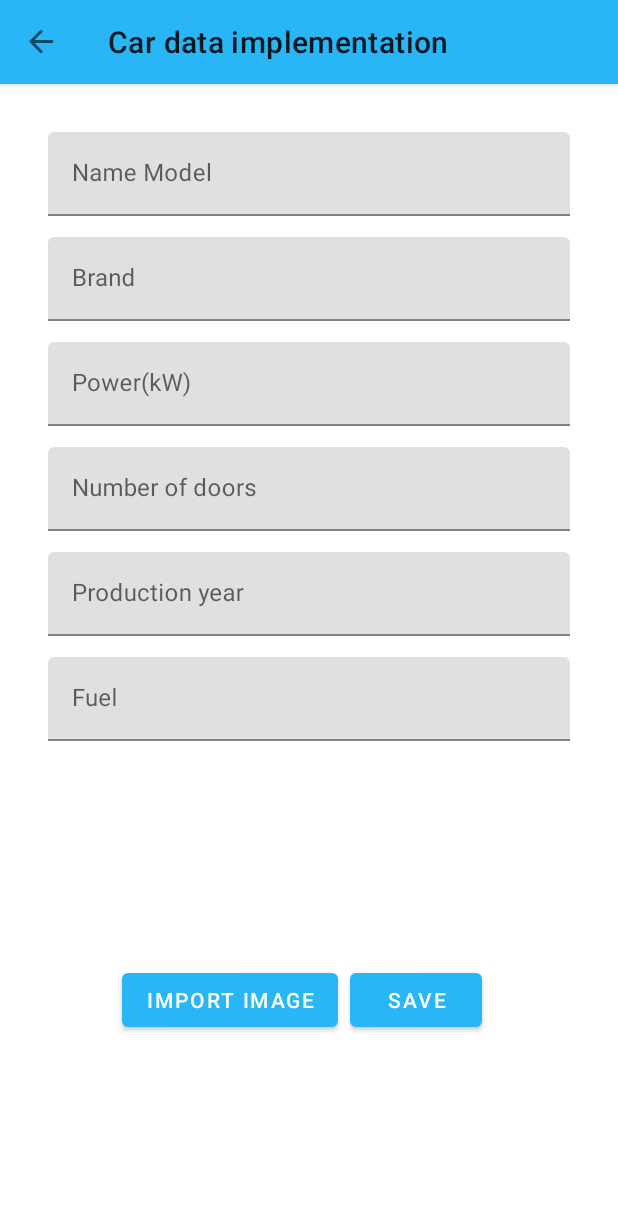
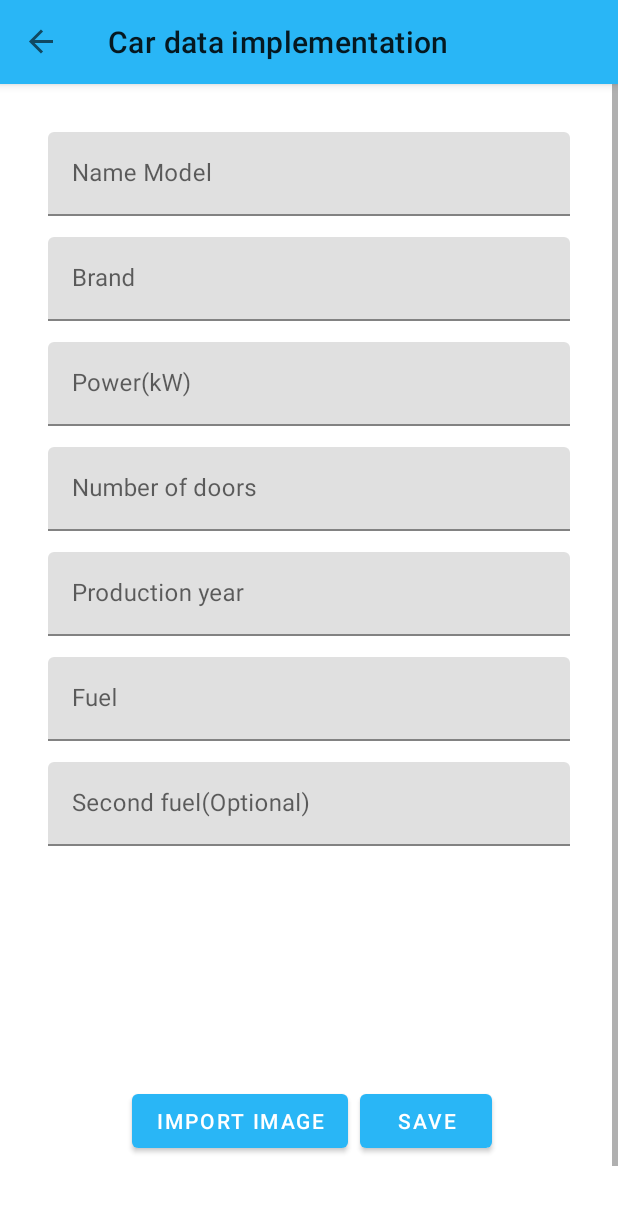
Before and after one commit to Apocalixs-Nick/MyCar, an Android app: the screen it shows after launch (MainActivity), after a tap on an icon or button, on a phone screen of 412 x 824 dp. Shown: the top 1205 px of the screen. Run offline under Robolectric (Android 15) with nearby library versions, the phone set to English and light mode, and no system bars; our stand-ins replace Room's generated code, navigation-ui.

Commit message:
Adding the second option of the car fuel, it is optional

```diff
--- a/app/src/main/java/com/example/mycar/model/MyCar.kt
+++ b/app/src/main/java/com/example/mycar/model/MyCar.kt
@@ -18,6 +18,8 @@ data class MyCar (
     val numberDoors: Int,
     @ColumnInfo(name = "fuel")
     val fuel: String,
+    @ColumnInfo(name = "second_fuel")
+    val secondFuel: String?,
     @ColumnInfo(name = "production_year")
     val productionYear: Int,
     @ColumnInfo(name = "image", typeAffinity = ColumnInfo.BLOB)
--- a/app/src/main/java/com/example/mycar/ui/adapter/CarListAdapter.kt
+++ b/app/src/main/java/com/example/mycar/ui/adapter/CarListAdapter.kt
@@ -38,7 +38,7 @@ class CarListAdapter(private val clickListener: (MyCar) -> Unit) :
                 brandCar.text = car.brand
                 yearCar.text = car.productionYear.toString()
                 fuelCar.text = car.fuel
-                powerCar.text = car.power.toString()
+                powerCar.text = car.power.toString() + " kW"
             }
             /*binding.car = car
             binding.executePendingBindings()*/
--- a/app/src/main/java/com/example/mycar/ui/viewmodel/CarViewModel.kt
+++ b/app/src/main/java/com/example/mycar/ui/viewmodel/CarViewModel.kt
@@ -46,6 +46,7 @@ class CarViewModel(private val myCarDao: MyCarDao) : ViewModel() {
         brand: String,
         power: String,
         fuel: String,
+        secondFuel: String?,
         numberDoors: String,
         productionYear: String,
         image: Bitmap
@@ -56,6 +57,7 @@ class CarViewModel(private val myCarDao: MyCarDao) : ViewModel() {
             brand = brand,
             power = power.toInt(),
             fuel = fuel,
+            secondFuel = secondFuel,
             image = image.toByteArray(),
             numberDoors = numberDoors.toInt(),
             productionYear = productionYear.toInt()
@@ -70,6 +72,14 @@ class CarViewModel(private val myCarDao: MyCarDao) : ViewModel() {
         }
     }
 
+     fun controlFuel(car: MyCar): Boolean {
+
+        if (car.fuel != car.secondFuel) {
+            return true
+        }
+        return false
+    }
+
     /**
      * Function for update a car
      */
@@ -79,6 +89,7 @@ class CarViewModel(private val myCarDao: MyCarDao) : ViewModel() {
         brand: String,
         power: String,
         fuel: String,
+        secondFuel: String?,
         numberDoors: String,
         productionYear: String,
         image: Bitmap
@@ -90,6 +101,7 @@ class CarViewModel(private val myCarDao: MyCarDao) : ViewModel() {
             brand = brand,
             power = power.toInt(),
             fuel = fuel,
+            secondFuel = secondFuel,
             numberDoors = numberDoors.toInt(),
             productionYear = productionYear.toInt(),
             image = image.toByteArray()
--- a/app/src/main/res/layout/fragment_add_car.xml
+++ b/app/src/main/res/layout/fragment_add_car.xml
@@ -110,6 +110,23 @@
 
     </com.google.android.material.textfield.TextInputLayout>
 
+    <com.google.android.material.textfield.TextInputLayout
+        android:id="@+id/second_fuel_car_label"
+        android:layout_width="match_parent"
+        android:layout_height="match_parent"
+        android:hint="@string/second_fuel"
+        android:layout_marginTop="420dp"
+        app:layout_constraintStart_toStartOf="parent"
+        app:layout_constraintTop_toBottomOf="parent">
+
+        <com.google.android.material.textfield.TextInputEditText
+            android:id="@+id/second_fuel_car_input"
+            android:layout_width="match_parent"
+            android:layout_height="wrap_content"
+            android:inputType="textAutoComplete" />
+
+    </com.google.android.material.textfield.TextInputLayout>
+
 
     <LinearLayout
         android:id="@+id/linearLayout2"
@@ -122,14 +139,14 @@
         app:layout_anchorGravity="center"
         app:layout_constraintEnd_toEndOf="parent"
         app:layout_constraintStart_toStartOf="parent"
-        app:layout_constraintTop_toBottomOf="@id/fuel_car_label">
+        app:layout_constraintTop_toBottomOf="@id/second_fuel_car_label">
 
         <ImageView
             android:id="@+id/preview_image"
-            android:layout_width="200dp"
-            android:layout_height="120dp"
+            android:layout_width="150dp"
+            android:layout_height="100dp"
             android:importantForAccessibility="no"
-            app:layout_constraintBottom_toTopOf="@+id/fuel_car_label"
+            app:layout_constraintBottom_toTopOf="@+id/second_fuel_car_label"
             app:layout_constraintStart_toStartOf="@+id/import_image"
             app:layout_constraintTop_toBottomOf="@+id/import_image" />
 
@@ -137,14 +154,15 @@
 
     <LinearLayout
         android:id="@+id/linearLayout"
-        android:layout_width="347dp"
-        android:layout_height="258dp"
+        android:layout_width="360dp"
+        android:layout_height="419dp"
         android:layout_marginTop="350dp"
         android:gravity="center"
         android:orientation="horizontal"
         app:layout_constraintEnd_toEndOf="parent"
         app:layout_constraintStart_toStartOf="parent"
-        app:layout_constraintTop_toBottomOf="@id/fuel_car_label">
+        app:layout_constraintTop_toBottomOf="@id/preview_image"
+        app:layout_constraintTop_toTopOf="@id/preview_image">
 
         <com.google.android.material.button.MaterialButton
             android:id="@+id/img_btn"
--- a/app/src/main/res/layout/list_item_car.xml
+++ b/app/src/main/res/layout/list_item_car.xml
@@ -42,7 +42,7 @@
             android:textAppearance="?attr/textAppearanceBody2"
             app:layout_constraintTop_toBottomOf="@id/name_car"
             app:layout_constraintStart_toStartOf="parent"
-            android:layout_marginStart="300dp"
+            android:layout_marginStart="270dp"
             tools:text="0kW"/>
 
         <TextView
@@ -61,7 +61,7 @@
             android:textAppearance="?attr/textAppearanceBody2"
             app:layout_constraintTop_toBottomOf="@id/brand_car"
             app:layout_constraintStart_toStartOf="parent"
-            android:layout_marginStart="300dp"
+            android:layout_marginStart="270dp"
             tools:text="Fuel"/>
 
         <View
--- a/app/src/main/res/values/strings.xml
+++ b/app/src/main/res/values/strings.xml
@@ -17,4 +17,5 @@
     <string name="edit_fragment_title">Edit Car</string>
     <string name="add_car">Add Car</string>
     <string name="import_image">Import image</string>
+    <string name="second_fuel">Second fuel(Optional)</string>
 </resources>
```
Also changed, not shown: app/src/main/java/com/example/mycar/ui/fragment/AddCarFragment.kt (+33 -14 lines), app/src/main/java/com/example/mycar/ui/fragment/CarDetailFragment.kt (+12 -0 lines), app/src/main/res/drawable/ic_second_pump.xml (added, +19 -0 lines), app/src/main/res/layout/fragment_car_detail.xml (+22 -0 lines).
